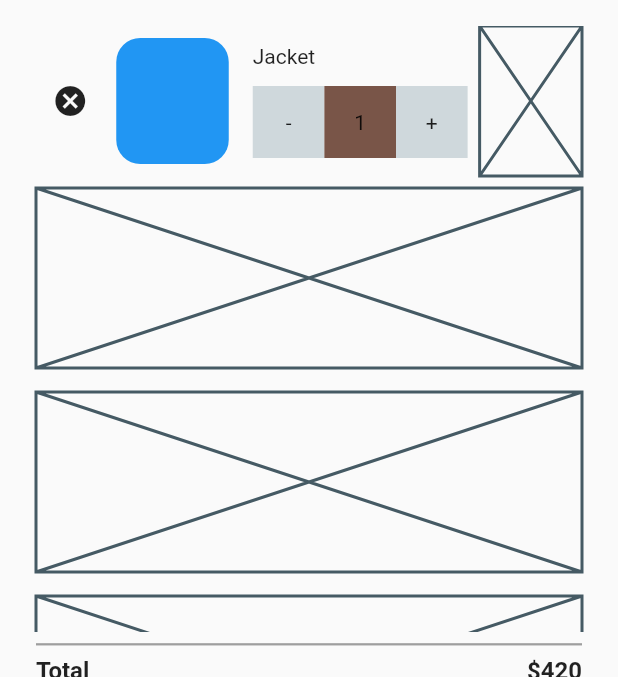
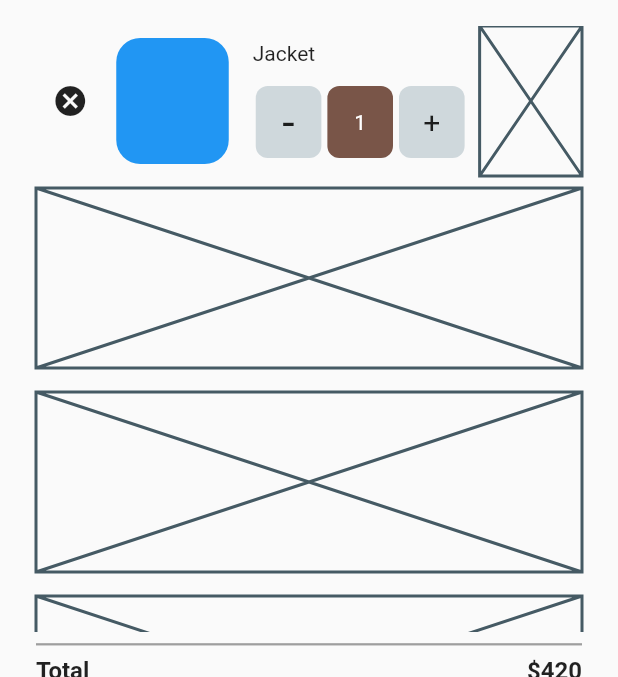
Before and after one commit to JAICHANGPARK/flutter_notebook_the_third_story, a Flutter app: the BookPage screen opened directly, on a phone screen of 412 x 824 dp, the part 58-735 px from its top. Run offline on Flutter 3.47's test engine with Material 2 defaults, Android fonts, the phone set to English and light mode, and no system bars; our stand-ins replace badges, dotted_border, fl_chart, page_transition, percent_indicator; network calls fail.

Commit message:
Update book_page.dart

```diff
--- a/lib/travel_store_app/book_page.dart
+++ b/lib/travel_store_app/book_page.dart
@@ -40,8 +40,7 @@ class _BookPageState extends State<BookPage> {
                     children: <Widget>[
                       Container(
                         height: 100,
-                        margin:
-                            EdgeInsets.only(left: 24, right: 24, bottom: 8),
+                        margin: EdgeInsets.only(left: 24, right: 24, bottom: 8),
                         child: Row(
                           children: <Widget>[
                             Expanded(
@@ -71,39 +70,53 @@ class _BookPageState extends State<BookPage> {
                                   mainAxisAlignment: MainAxisAlignment.center,
                                   children: <Widget>[
                                     Text("Jacket"),
-                                    SizedBox(height: 12,),
+                                    SizedBox(
+                                      height: 12,
+                                    ),
                                     Row(
                                       children: <Widget>[
                                         Expanded(
                                           child: Container(
+                                            margin: EdgeInsets.all(2),
                                             height: 48,
                                             decoration: BoxDecoration(
-                                              color: Colors.blueGrey[100],
-                                            ),
+                                                color: Colors.blueGrey[100],
+                                                borderRadius:
+                                                    BorderRadius.circular(8)),
                                             child: Center(
-                                              child: Text("-"),
+                                              child: Text("-",style: TextStyle(
+                                                fontSize: 30
+                                              ),),
                                             ),
                                           ),
                                         ),
                                         Expanded(
                                           child: Container(
                                             height: 48,
+                                            margin: EdgeInsets.all(2),
                                             decoration: BoxDecoration(
-                                              color: Colors.brown,
-                                            ),
+                                                color: Colors.brown,
+                                                borderRadius:
+                                                    BorderRadius.circular(8)),
                                             child: Center(
-                                              child: Text("1"),
+                                              child: Text("1",style: TextStyle(
+                                                color: Colors.white
+                                              ),),
                                             ),
                                           ),
                                         ),
                                         Expanded(
                                           child: Container(
                                             height: 48,
+                                            margin: EdgeInsets.all(2),
                                             decoration: BoxDecoration(
-                                              color: Colors.blueGrey[100],
-                                            ),
+                                                color: Colors.blueGrey[100],
+                                                borderRadius:
+                                                    BorderRadius.circular(8)),
                                             child: Center(
-                                              child: Text("+"),
+                                              child: Text("+",style: TextStyle(
+                                                fontSize: 20
+                                              ),),
                                             ),
                                           ),
                                         ),
```
